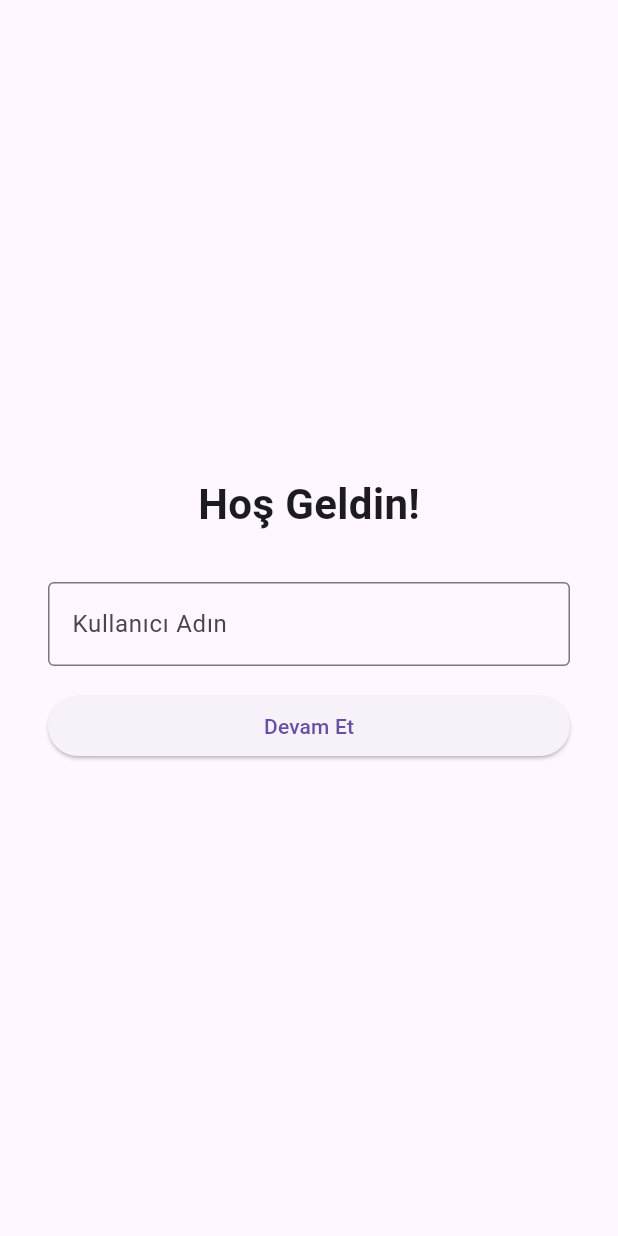
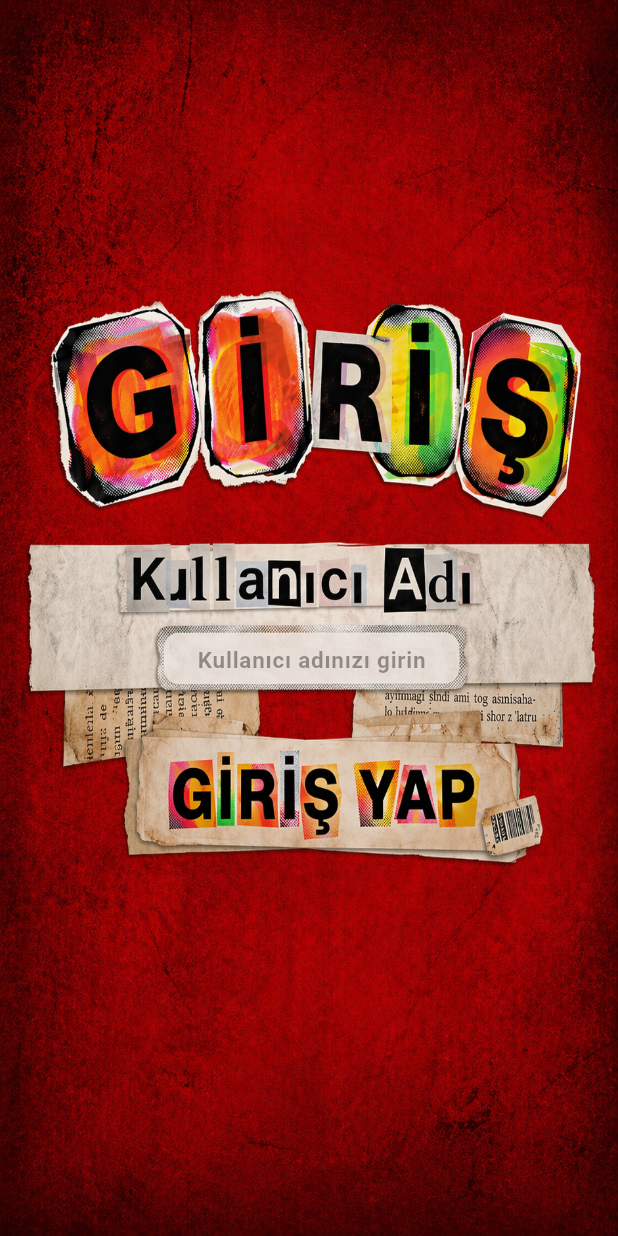
Before and after one commit to dilaydikbiyik/wordCrush-mobile, a Flutter app: the screen it shows after launch, on a phone screen of 412 x 824 dp. Run offline on Flutter 3.47's test engine with Material 3 defaults, Android fonts, the phone set to English and light mode, and no system bars; our stand-ins replace flutter_riverpod, go_router, objectbox; generated files the repository leaves out were written again.

Commit message:
feat(ui): implement LoginScreen with risograph asset background
- Replace placeholder UI with risograph grunge PNG asset (login_bg.png)
- Integrate PlayerProvider: createProfile() persists username + initial gold to ObjectBox
- Position TextField over PNG input area using MediaQuery percentage-based layout
- Add centered text input with transparent border to blend with background
- Add inline validation: empty username and 20-character limit checks
- Position invisible GestureDetector over PNG button area for tap handling
- Convert StatefulWidget to ConsumerStatefulWidget for Riverpod access

```diff
--- a/lib/ui/screens/login_screen.dart
+++ b/lib/ui/screens/login_screen.dart
@@ -1,25 +1,33 @@
 import 'package:flutter/material.dart';
+import 'package:flutter_riverpod/flutter_riverpod.dart';
 import 'package:go_router/go_router.dart';
+
+import '../../logic/providers/player_provider.dart';
 import '../../router/app_router.dart';
 
-/// First-run username entry. Skipped on subsequent launches (profile exists).
-///
-/// TODO (Phase 6): Check ObjectBox for existing PlayerProfile → auto-navigate to home.
-/// TODO (Phase 6): Save username + initial gold to ObjectBox.
-class LoginScreen extends StatefulWidget {
+class LoginScreen extends ConsumerStatefulWidget {
   const LoginScreen({super.key});
 
   @override
-  State<LoginScreen> createState() => _LoginScreenState();
+  ConsumerState<LoginScreen> createState() => _LoginScreenState();
 }
 
-class _LoginScreenState extends State<LoginScreen> {
+class _LoginScreenState extends ConsumerState<LoginScreen> {
   final TextEditingController _controller = TextEditingController();
+  String? _errorText;
 
   void _submit() {
     final username = _controller.text.trim();
-    if (username.isEmpty) return;
-    // TODO (Phase 6): persist PlayerProfile via ObjectBoxService
+    if (username.isEmpty) {
+      setState(() => _errorText = 'Kullanıcı adı boş olamaz');
+      return;
+    }
+    if (username.length > 20) {
+      setState(() => _errorText = 'En fazla 20 karakter');
+      return;
+    }
+    setState(() => _errorText = null);
+    ref.read(playerProvider.notifier).createProfile(username);
     context.go(AppRoutes.home);
   }
 
@@ -31,31 +39,83 @@ class _LoginScreenState extends State<LoginScreen> {
 
   @override
   Widget build(BuildContext context) {
+    final size = MediaQuery.of(context).size;
+
     return Scaffold(
-      body: Padding(
-        padding: const EdgeInsets.all(32.0),
-        child: Column(
-          mainAxisAlignment: MainAxisAlignment.center,
+      resizeToAvoidBottomInset: false,
+      body: SizedBox(
+        width: size.width,
+        height: size.height,
+        child: Stack(
           children: [
-            const Text(
-              'Hoş Geldin!',
-              style: TextStyle(fontSize: 28, fontWeight: FontWeight.bold),
+            Image.asset(
+              'assets/images/login_bg.png',
+              fit: BoxFit.fill,
+              width: size.width,
+              height: size.height,
             ),
-            const SizedBox(height: 32),
-            TextField(
-              controller: _controller,
-              decoration: const InputDecoration(
-                labelText: 'Kullanıcı Adın',
-                border: OutlineInputBorder(),
+
+            // TextField — PNG'deki boş input alanına hizalı
+            Positioned(
+              top: size.height * 0.505,
+              left: size.width * 0.13,
+              right: size.width * 0.12,
+              child: Column(
+                crossAxisAlignment: CrossAxisAlignment.start,
+                children: [
+                  TextField(
+                    controller: _controller,
+                    onSubmitted: (_) => _submit(),
+                    textAlign: TextAlign.center,
+                    style: const TextStyle(
+                      fontSize: 16,
+                      color: Colors.black87,
+                      fontWeight: FontWeight.w600,
+                    ),
+                    decoration: InputDecoration(
+                      hintText: 'Kullanıcı adınızı girin',
+                      hintStyle: const TextStyle(
+                        color: Colors.black38,
+                        fontSize: 15,
+                      ),
+                      filled: true,
+                      fillColor: Colors.transparent,
+                      border: InputBorder.none,
+                      enabledBorder: InputBorder.none,
+                      focusedBorder: InputBorder.none,
+                      contentPadding: const EdgeInsets.symmetric(
+                        horizontal: 12,
+                        vertical: 10,
+                      ),
+                    ),
+                  ),
+                  if (_errorText != null)
+                    Padding(
+                      padding: const EdgeInsets.only(top: 4, left: 12),
+                      child: Text(
+                        _errorText!,
+                        style: const TextStyle(
+                          color: Colors.red,
+                          fontSize: 12,
+                          fontWeight: FontWeight.w600,
+                        ),
+                      ),
+                    ),
+                ],
               ),
-              onSubmitted: (_) => _submit(),
             ),
-            const SizedBox(height: 16),
-            SizedBox(
-              width: double.infinity,
-              child: ElevatedButton(
-                onPressed: _submit,
-                child: const Text('Devam Et'),
+
+            // Başla butonu — PNG'deki buton alanına hizalı
+            Positioned(
+              top: size.height * 0.60,
+              left: size.width * 0.21,
+              right: size.width * 0.16,
+              child: GestureDetector(
+                onTap: _submit,
+                child: Container(
+                  height: 80,
+                  color: Colors.transparent,
+                ),
               ),
             ),
           ],
```
